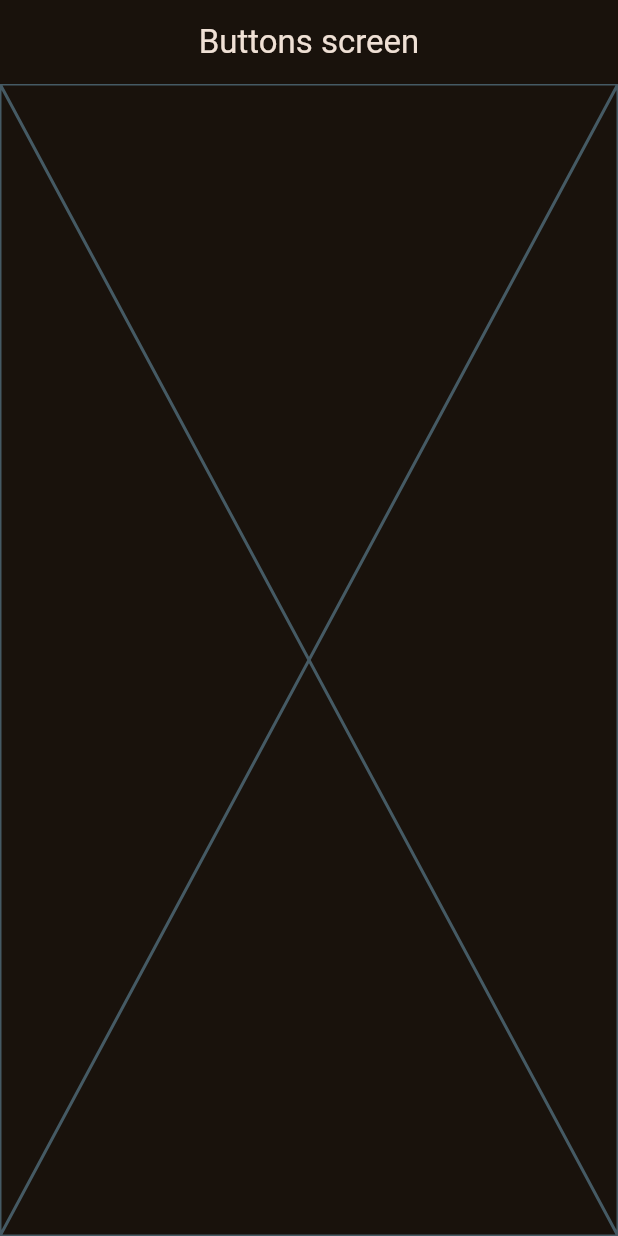
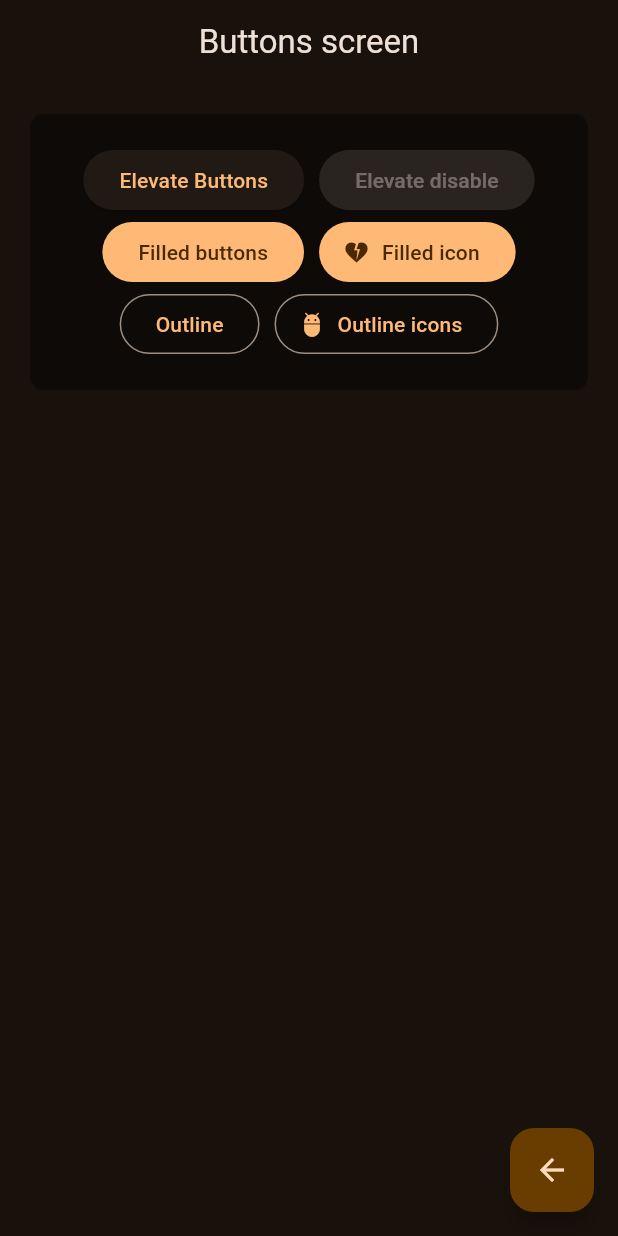
Before and after one commit to garciaeury26/widgets_app, a Flutter app: the ButtonScreen screen opened by its route, on a phone screen of 412 x 824 dp. Run offline on Flutter 3.47's test engine with Material 2 defaults, Android fonts, the phone set to English and light mode, and no system bars; our stand-ins replace go_router.

Commit message:
botones agregados

```diff
--- a/lib/presentations/screens/buttons/buttons_screens.dart
+++ b/lib/presentations/screens/buttons/buttons_screens.dart
@@ -1,7 +1,7 @@
 import 'package:flutter/material.dart';
+import 'package:go_router/go_router.dart';
 
 class ButtonScreen extends StatelessWidget {
-
   // para acceder a las rutas por nombro => opcional
   static const routerName = 'home_screen';
 
@@ -13,7 +13,57 @@ class ButtonScreen extends StatelessWidget {
       appBar: AppBar(
         title: const Text('Buttons screen'),
       ),
-      body: const Placeholder(),
+      body: const _ButtonsView(),
+      floatingActionButton: FloatingActionButton(
+        child: const Icon(Icons.arrow_back),
+        onPressed: () {
+          // eliminar pantalla y regresar ala anterior
+          context.pop();
+        },
+      ),
     );
   }
 }
+
+class _ButtonsView extends StatelessWidget {
+  const _ButtonsView();
+
+  @override
+  Widget build(BuildContext context) {
+    return Container(
+      margin: const EdgeInsets.all(20),
+      decoration: BoxDecoration(
+          color: Colors.black45, borderRadius: BorderRadius.circular(9)),
+      child: SizedBox(
+        width: double.infinity, // llegara al maximo del padre
+        child: Padding(
+          padding: const EdgeInsets.symmetric(horizontal: 10, vertical: 20),
+          child: SizedBox(
+            child: Wrap(
+                spacing: 10,
+                crossAxisAlignment: WrapCrossAlignment.center,
+                alignment: WrapAlignment.center,
+                children: [
+                  ElevatedButton(
+                      onPressed: () {}, child: const Text('Elevate Buttons')),
+                  const ElevatedButton(
+                      onPressed: null, child: Text('Elevate disable')),
+                  FilledButton(
+                      onPressed: () {}, child: const Text('Filled buttons')),
+                  FilledButton.icon(
+                      onPressed: () {},
+                      icon: const Icon(Icons.heart_broken),
+                      label: const Text('Filled icon')),
+                  OutlinedButton(
+                      onPressed: () {}, child: const Text('Outline')),
+                  OutlinedButton.icon(
+                      onPressed: () {},
+                      icon: const Icon(Icons.adb_outlined),
+                      label: const Text('Outline icons')),
+                ]),
+          ),
+        ),
+      ),
+    );
+  }
+}
```
